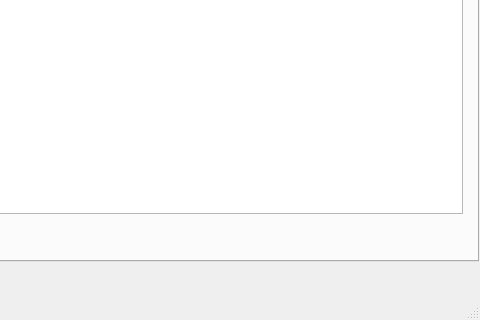
caffedrine/CryptoPocketKnife, file ui/mainwindow.ui: the form before one commit; both pictures show x 691 to 1171 and y 397 to 717 of the 1171 by 717 pixel window.
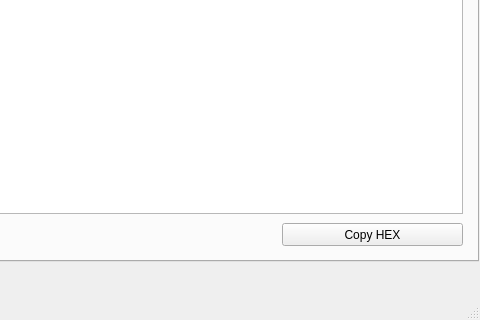
The form after the commit. Icons and pictures are not drawn.

The edit to the form file:
```diff
--- a/ui/mainwindow.ui
+++ b/ui/mainwindow.ui
@@ -1027,6 +1027,19 @@
          <string>Load certificate</string>
         </property>
        </widget>
+       <widget class="QPushButton" name="pushButton_certificates_Parse_CopyCertHEX">
+        <property name="geometry">
+         <rect>
+          <x>970</x>
+          <y>550</y>
+          <width>181</width>
+          <height>23</height>
+         </rect>
+        </property>
+        <property name="text">
+         <string>Copy HEX</string>
+        </property>
+       </widget>
       </widget>
       <widget class="QWidget" name="tab_9">
        <attribute name="title">
```
Left out of the diff: 13 changed lines with no effect on the pictures.
